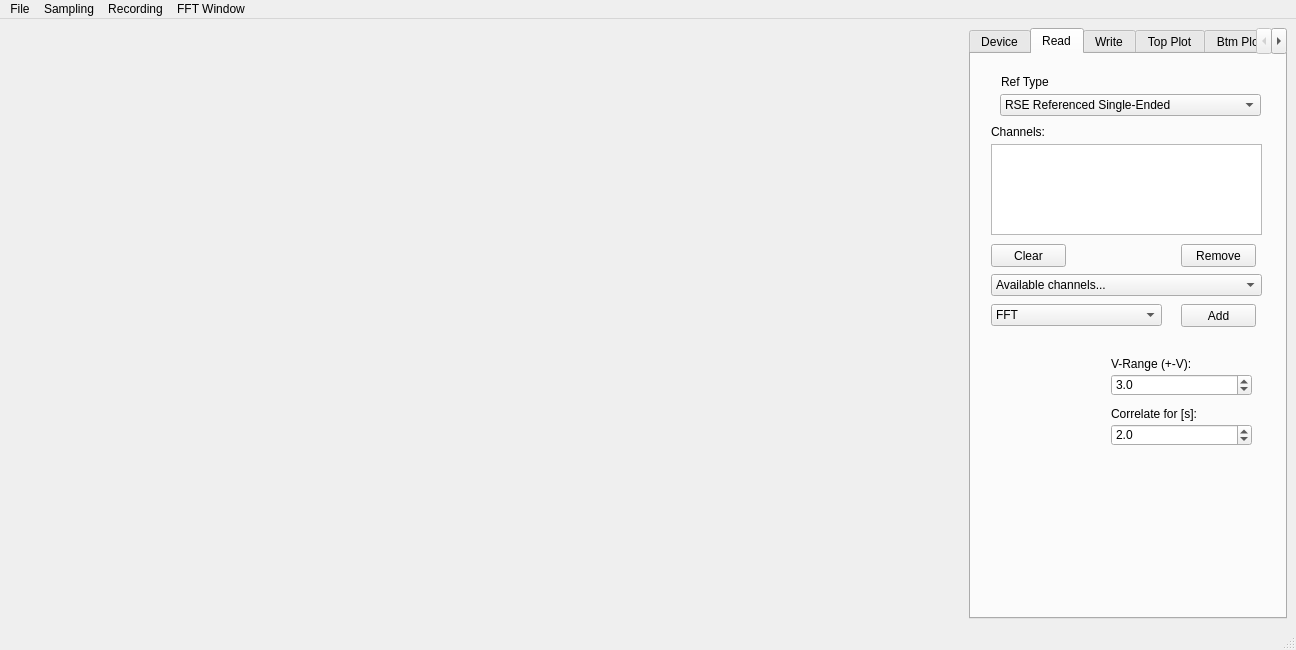
Old version of the form sampling_ui_01.ui in the repository DSchwenn/My_DAQ_EIS.
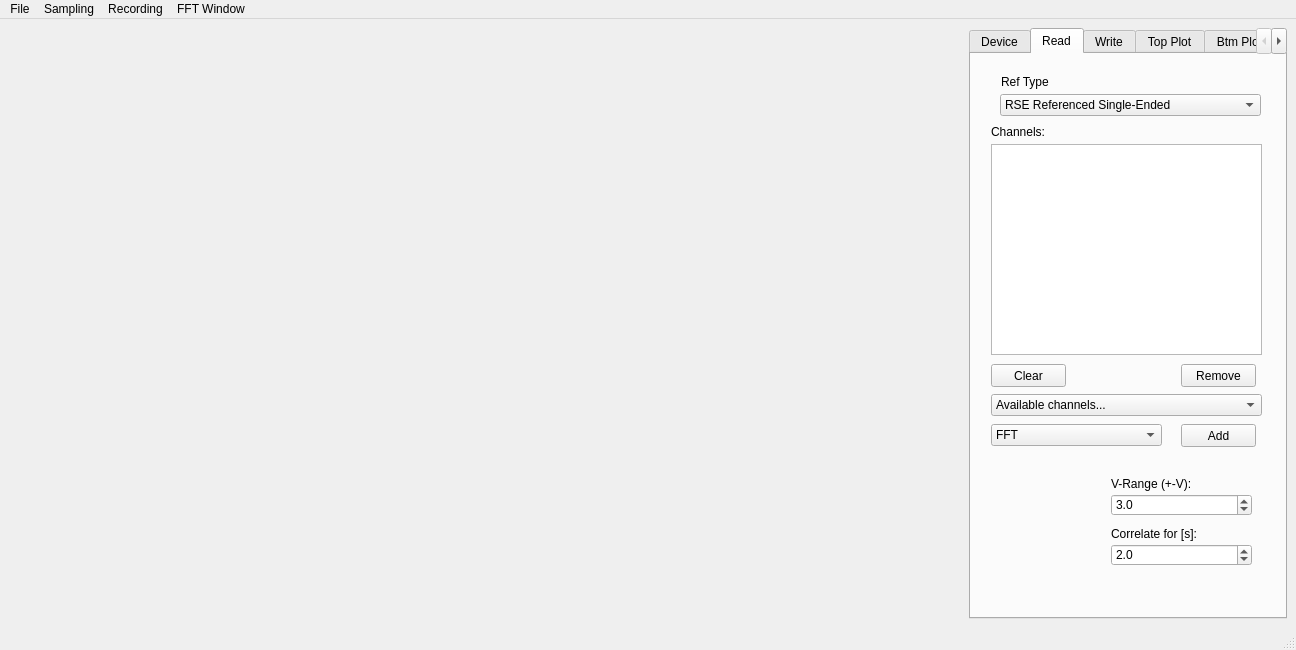
New version of the form. The open tabs and pages were chosen to show the change.

Patch:
```diff
--- a/sampling_ui_01.ui
+++ b/sampling_ui_01.ui
@@ -246,7 +246,7 @@
             <x>20</x>
             <y>90</y>
             <width>271</width>
-            <height>91</height>
+            <height>211</height>
            </rect>
           </property>
           <property name="alternatingRowColors">
@@ -273,7 +273,7 @@
           <property name="geometry">
            <rect>
             <x>20</x>
-            <y>190</y>
+            <y>310</y>
             <width>75</width>
             <height>23</height>
            </rect>
@@ -286,7 +286,7 @@
           <property name="geometry">
            <rect>
             <x>210</x>
-            <y>250</y>
+            <y>370</y>
             <width>75</width>
             <height>23</height>
            </rect>
@@ -299,7 +299,7 @@
           <property name="geometry">
            <rect>
             <x>20</x>
-            <y>220</y>
+            <y>340</y>
             <width>271</width>
             <height>22</height>
            </rect>
@@ -314,7 +314,7 @@
           <property name="geometry">
            <rect>
             <x>210</x>
-            <y>190</y>
+            <y>310</y>
             <width>75</width>
             <height>23</height>
            </rect>
@@ -327,7 +327,7 @@
           <property name="geometry">
            <rect>
             <x>20</x>
-            <y>250</y>
+            <y>370</y>
             <width>171</width>
             <height>22</height>
            </rect>
@@ -372,7 +372,7 @@
           <property name="geometry">
            <rect>
             <x>140</x>
-            <y>300</y>
+            <y>420</y>
             <width>141</width>
             <height>20</height>
            </rect>
@@ -385,7 +385,7 @@
           <property name="geometry">
            <rect>
             <x>140</x>
-            <y>320</y>
+            <y>440</y>
             <width>141</width>
             <height>22</height>
            </rect>
@@ -407,7 +407,7 @@
           <property name="geometry">
            <rect>
             <x>140</x>
-            <y>350</y>
+            <y>470</y>
             <width>141</width>
             <height>20</height>
            </rect>
@@ -420,7 +420,7 @@
           <property name="geometry">
            <rect>
             <x>140</x>
-            <y>370</y>
+            <y>490</y>
             <width>141</width>
             <height>22</height>
            </rect>
```
Left out of the diff: 6 changed lines with no effect on the pictures.
